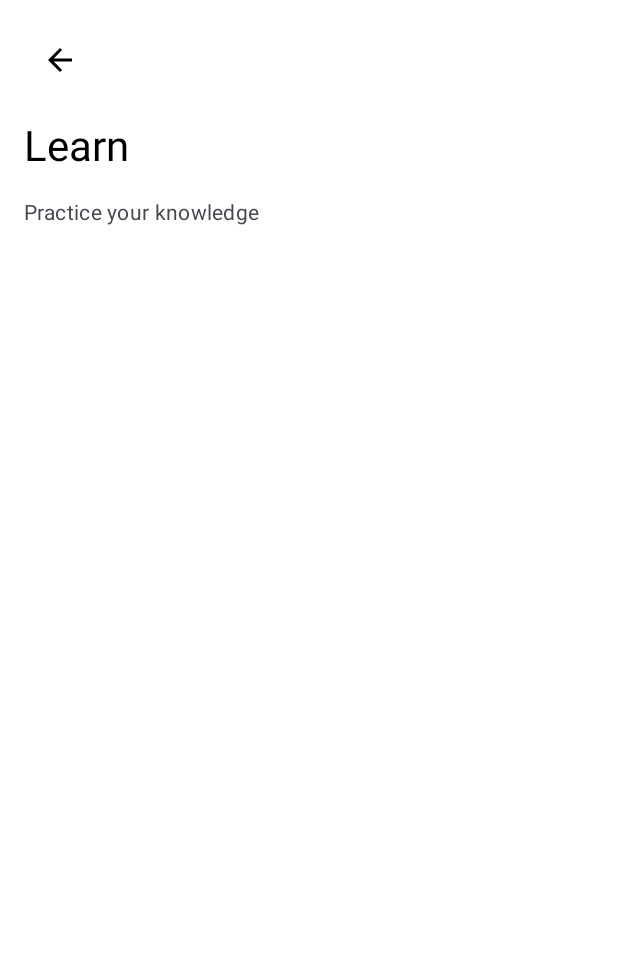
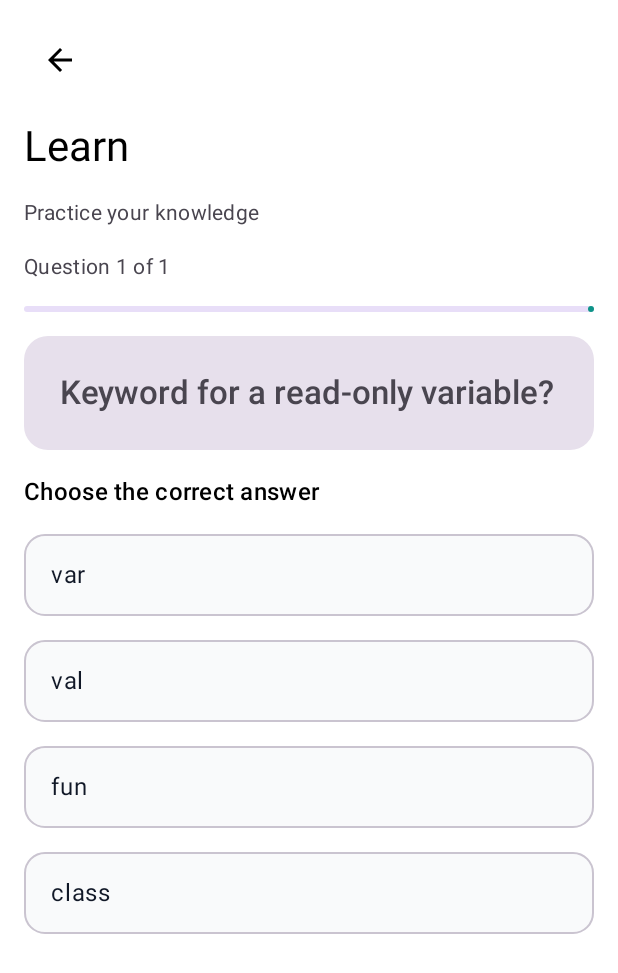
Before and after one commit to Scki7/FlashQuiz, an Android app built with Jetpack Compose: the @Preview function LearnScreenPreview, on a phone screen of 412 x 824 dp. Shown: the top 973 px of the screen. Run offline under Robolectric (Android 15) with nearby library versions, the phone set to English and light mode, and no system bars.

Commit message:
feat: display learn questions and multiple-choice answers

```diff
--- a/app/src/main/java/com/example/flashquiz/ui/screens/LearnScreen.kt
+++ b/app/src/main/java/com/example/flashquiz/ui/screens/LearnScreen.kt
@@ -12,6 +12,8 @@ import com.example.flashquiz.data.model.LearnUiState
 import androidx.compose.ui.tooling.preview.Preview
 import com.example.flashquiz.data.model.Flashcard
 import com.example.flashquiz.ui.theme.FlashQuizTheme
+import androidx.compose.foundation.shape.RoundedCornerShape
+import androidx.compose.ui.text.font.FontWeight
 
 @Composable
 fun LearnScreen(
@@ -45,6 +47,70 @@ fun LearnScreen(
             style = MaterialTheme.typography.bodyMedium,
             color = MaterialTheme.colorScheme.onSurfaceVariant
         )
+
+        if (state.isFinished) {
+            Text(
+                text = "Learning completed!",
+                style = MaterialTheme.typography.titleLarge
+            )
+
+            Text("Correct answers: ${state.correctAnswers}")
+            Text("Wrong answers: ${state.wrongAnswers}")
+
+        } else {
+            val card = state.currentCard
+
+            if (card != null) {
+
+                Text(
+                    text = "Question ${state.currentIndex + 1} of ${state.total}",
+                    style = MaterialTheme.typography.bodyMedium,
+                    color = MaterialTheme.colorScheme.onSurfaceVariant
+                )
+
+                LinearProgressIndicator(
+                    progress = {
+                        state.currentIndex.toFloat() / state.total.coerceAtLeast(1)
+                    },
+                    modifier = Modifier.fillMaxWidth()
+                )
+
+                Card(
+                    modifier = Modifier.fillMaxWidth(),
+                    shape = RoundedCornerShape(16.dp),
+                    colors = CardDefaults.cardColors(
+                        containerColor = MaterialTheme.colorScheme.surfaceVariant
+                    )
+                ) {
+                    Text(
+                        text = card.question,
+                        modifier = Modifier.padding(24.dp),
+                        style = MaterialTheme.typography.titleLarge,
+                        fontWeight = FontWeight.SemiBold
+                    )
+                }
+
+                Text(
+                    text = "Choose the correct answer",
+                    style = MaterialTheme.typography.titleMedium
+                )
+
+                state.answerOptions.forEach { option ->
+                    OutlinedCard(
+                        onClick = { onAnswerSelected(option) },
+                        modifier = Modifier.fillMaxWidth(),
+                        shape = RoundedCornerShape(14.dp)
+                    ) {
+                        Text(
+                            text = option,
+                            modifier = Modifier.padding(18.dp),
+                            style = MaterialTheme.typography.bodyLarge
+                        )
+                    }
+                }
+            }
+        }
+
     }
 }
 
```
